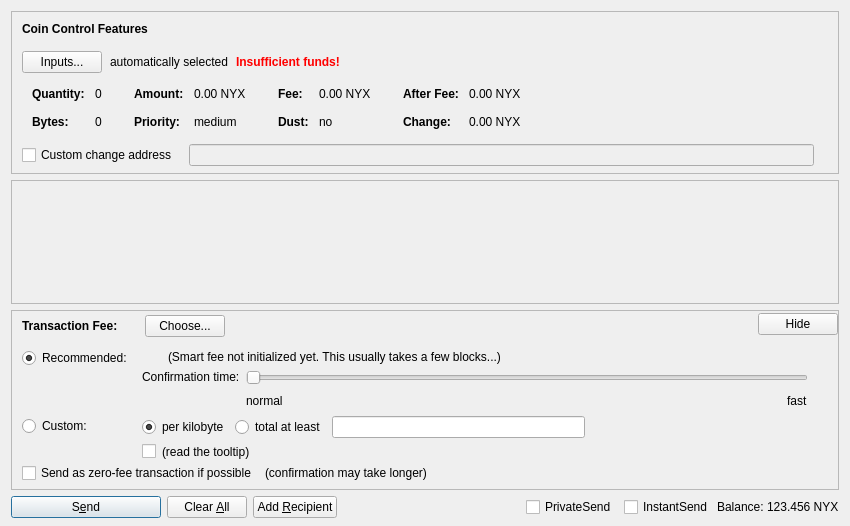
First picture: the form in src/qt/forms/sendcoinsdialog.ui, repository Cyprella/pixon, before the edit.
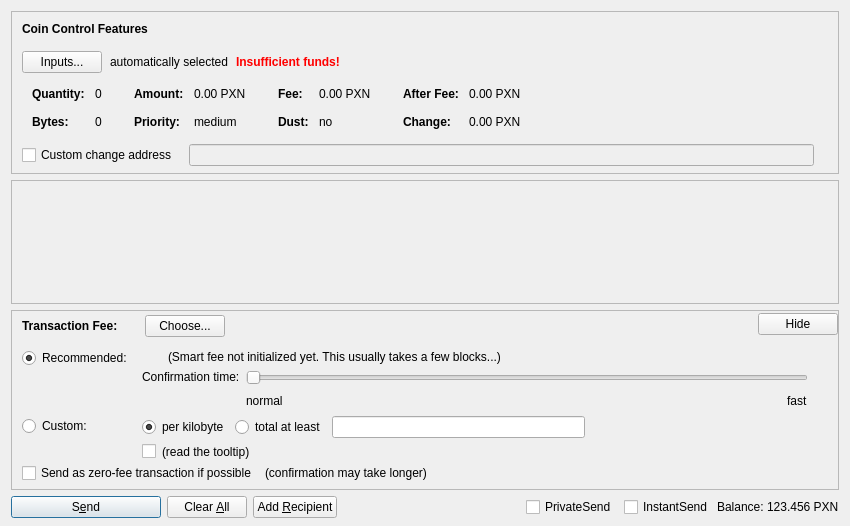
Second picture: the form after the edit. Custom widgets are drawn as their Qt base class.

```diff
--- a/src/qt/forms/sendcoinsdialog.ui
+++ b/src/qt/forms/sendcoinsdialog.ui
@@ -324,7 +324,7 @@
                   <enum>Qt::ActionsContextMenu</enum>
                  </property>
                  <property name="text">
-                  <string notr="true">0.00 NYX</string>
+                  <string notr="true">0.00 PXN</string>
                  </property>
                  <property name="textInteractionFlags">
                   <set>Qt::LinksAccessibleByMouse|Qt::TextSelectableByKeyboard|Qt::TextSelectableByMouse</set>
@@ -404,7 +404,7 @@
                   <enum>Qt::ActionsContextMenu</enum>
                  </property>
                  <property name="text">
-                  <string notr="true">0.00 NYX</string>
+                  <string notr="true">0.00 PXN</string>
                  </property>
                  <property name="textInteractionFlags">
                   <set>Qt::LinksAccessibleByMouse|Qt::TextSelectableByKeyboard|Qt::TextSelectableByMouse</set>
@@ -484,7 +484,7 @@
                   <enum>Qt::ActionsContextMenu</enum>
                  </property>
                  <property name="text">
-                  <string notr="true">0.00 NYX</string>
+                  <string notr="true">0.00 PXN</string>
                  </property>
                  <property name="textInteractionFlags">
                   <set>Qt::LinksAccessibleByMouse|Qt::TextSelectableByKeyboard|Qt::TextSelectableByMouse</set>
@@ -513,7 +513,7 @@
                   <enum>Qt::ActionsContextMenu</enum>
                  </property>
                  <property name="text">
-                  <string notr="true">0.00 NYX</string>
+                  <string notr="true">0.00 PXN</string>
                  </property>
                  <property name="textInteractionFlags">
                   <set>Qt::LinksAccessibleByMouse|Qt::TextSelectableByKeyboard|Qt::TextSelectableByMouse</set>
@@ -1366,7 +1366,7 @@
           <cursorShape>IBeamCursor</cursorShape>
          </property>
          <property name="text">
-          <string notr="true">123.456 NYX</string>
+          <string notr="true">123.456 PXN</string>
          </property>
          <property name="textInteractionFlags">
           <set>Qt::LinksAccessibleByMouse|Qt::TextSelectableByKeyboard|Qt::TextSelectableByMouse</set>
```
Left out of the diff: 6 changed lines with no effect on the pictures.
